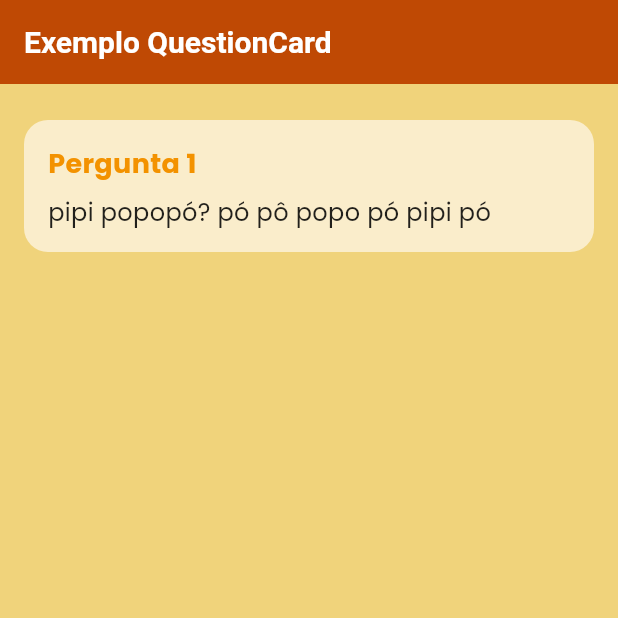
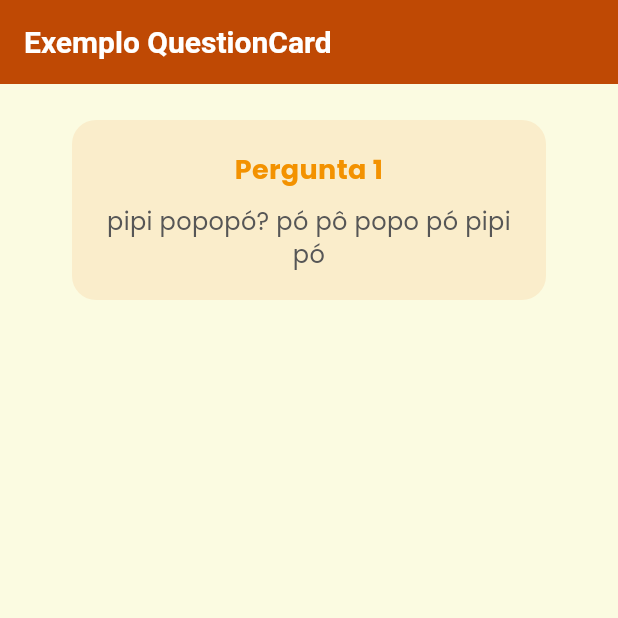
Before and after one commit to FatecFranca/DSM-P5-G07-2025-2, a Flutter app: the screen it shows after launch, on a phone screen of 412 x 824 dp, the top half of it. Run offline on Flutter 3.47's test engine with Material 3 defaults, Android fonts, the phone set to English and light mode, and no system bars; our stand-ins replace google_fonts.

Commit message:
correção componente QuestionCard

```diff
--- a/mobile/lib/components/button.dart
+++ b/mobile/lib/components/button.dart
@@ -1,3 +1,4 @@
+import 'package:PetDex/theme/app_theme.dart';
 import 'package:flutter/material.dart';
 
 enum ButtonSize { small, medium, large }
@@ -51,20 +52,16 @@ class Button extends StatelessWidget {
 
   @override
   Widget build(BuildContext context) {
-    final colorScheme = Theme.of(context).colorScheme;
-
     return ConstrainedBox(
-      constraints: BoxConstraints(
-        minHeight: _getHeight(),
-      ),
+      constraints: BoxConstraints(minHeight: _getHeight()),
       child: ElevatedButton(
         onPressed: onPressed,
         style: ButtonStyle(
           backgroundColor: WidgetStateProperty.resolveWith((states) {
             if (states.contains(WidgetState.pressed)) {
-              return colorScheme.secondary;
+              return AppColors.orange400;
             }
-            return colorScheme.primary;
+            return AppColors.orange900;
           }),
           padding: WidgetStateProperty.all(_getPadding()),
           shape: WidgetStateProperty.all(
--- a/mobile/lib/components/question_card.dart
+++ b/mobile/lib/components/question_card.dart
@@ -1,4 +1,6 @@
 import 'package:flutter/material.dart';
+import 'package:google_fonts/google_fonts.dart';
+import 'package:PetDex/theme/app_theme.dart';
 
 class QuestionCard extends StatelessWidget {
   final int questionNumber;
@@ -14,36 +16,40 @@ class QuestionCard extends StatelessWidget {
   Widget build(BuildContext context) {
     final colorScheme = Theme.of(context).colorScheme;
 
-    return Container(
+    return Padding(
+      padding: const EdgeInsets.symmetric(horizontal: 32, vertical: 8),
+      child: Container(
         width: double.infinity,
-      padding: const EdgeInsets.all(16),
-      margin: const EdgeInsets.symmetric(vertical: 8),
+        padding: const EdgeInsets.symmetric(vertical: 20, horizontal: 16),
         decoration: BoxDecoration(
-        color: colorScheme.surface,
+          color: AppColors.sand300,
           borderRadius: BorderRadius.circular(16),
         ),
         child: Column(
-        crossAxisAlignment: CrossAxisAlignment.start,
+          crossAxisAlignment: CrossAxisAlignment.center,
           children: [
             Text(
               "Pergunta $questionNumber",
-            style: TextStyle(
+              textAlign: TextAlign.center,
+              style: GoogleFonts.poppins(
                 fontSize: 18,
                 fontWeight: FontWeight.bold,
                 color: colorScheme.secondary,
               ),
             ),
-          const SizedBox(height: 8),
+            const SizedBox(height: 10),
             Text(
               questionText,
-            style: const TextStyle(
+              textAlign: TextAlign.center,
+              style: GoogleFonts.poppins(
                 fontSize: 16,
-              color: Colors.black87,
+                color: AppColors.black400,
                 height: 1.4,
               ),
             ),
           ],
         ),
+      ),
     );
   }
 }
--- a/mobile/lib/theme/app_theme.dart
+++ b/mobile/lib/theme/app_theme.dart
@@ -1,19 +1,30 @@
 import 'package:flutter/material.dart';
 import 'package:google_fonts/google_fonts.dart';
+
+class AppColors {
+  static const Color sand100 = Color(0xFFFBFBE1);
+  static const Color sand200 = Color(0xFFe5e5ce);
+  static const Color sand300 = Color(0xFFFAEDCB);
+  static const Color sand400 = Color(0xFFf9d9aa);
+  static const Color sand = Color(0xFFF0D37B);
+  static const Color sand900 = Color(0xFFF0D37B);
+  static const Color orange200 = Color(0xFFD89042);
+  static const Color orange400 = Color(0xFFF39200);
+  static const Color orange = Color(0xFFF27405);
+  static const Color orange900 = Color(0xFFBF4904);
+  static const Color black200 = Color(0xFFB6B6B1);
+  static const Color black400 = Color(0xFF565656);
+}
 
 class AppTheme {
   static ThemeData lightTheme = ThemeData(
     textTheme: GoogleFonts.poppinsTextTheme(Typography.blackCupertino),
-    scaffoldBackgroundColor: const Color(0xFFF0D37B),
+    scaffoldBackgroundColor: AppColors.sand100,
     colorScheme: ColorScheme.fromSeed(
-      seedColor: const Color(0xFFF0D37B),
-    ).copyWith(
-      primary: const Color(0xFFBF4904),
-      secondary: const Color(0xFFF39200),
-      surface: const Color(0xFFFAEDCB),
-    ),
+      seedColor: AppColors.sand100,
+    ).copyWith(primary: AppColors.orange900, secondary: AppColors.orange400),
     appBarTheme: const AppBarTheme(
-      backgroundColor: Color(0xFFBF4904),
+      backgroundColor: AppColors.orange900,
       titleTextStyle: TextStyle(
         color: Colors.white,
         fontSize: 20,
```
Lines whose indentation alone changed are shown as unchanged.
